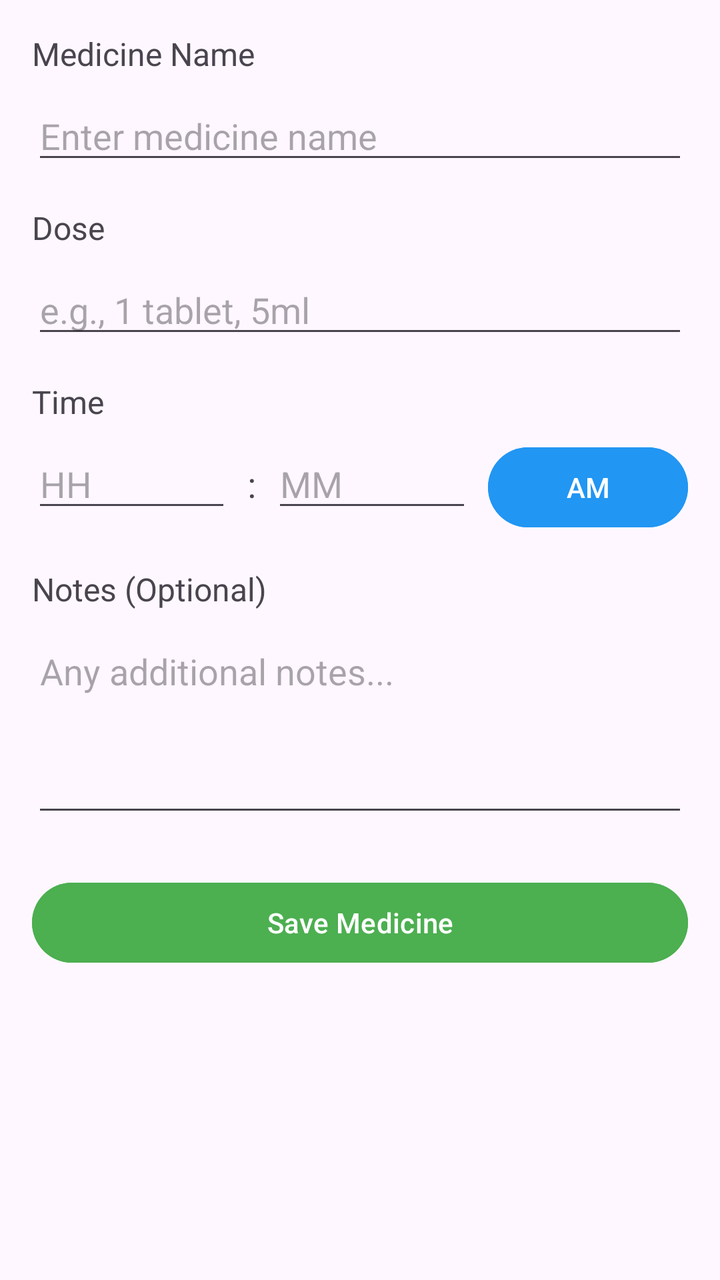
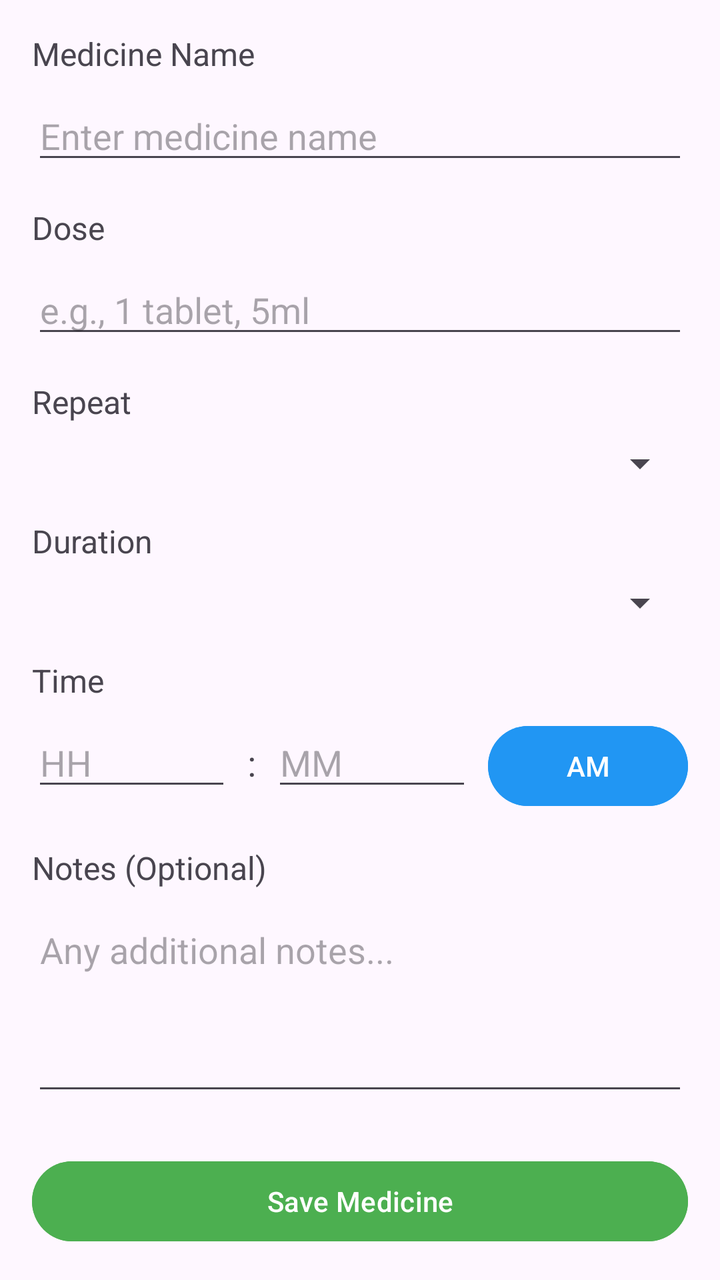

Two renders of the same Android screen: before a commit and after it. Below are the layout's source before the change and the commit's diff.
<!-- AndroidManifest.xml: application theme Theme.Material3.DayNight.NoActionBar -->
<!-- res/layout/activity_add_medicine.xml -->
<?xml version="1.0" encoding="utf-8"?>
<LinearLayout xmlns:android="http://schemas.android.com/apk/res/android"
    android:layout_width="match_parent"
    android:layout_height="match_parent"
    android:orientation="vertical"
    android:padding="16dp">

    
    <TextView
        android:layout_width="match_parent"
        android:layout_height="wrap_content"
        android:text="Medicine Name"
        android:textSize="16sp"
        android:layout_marginBottom="8dp" />

    <EditText
        android:id="@+id/nameInput"
        android:layout_width="match_parent"
        android:layout_height="wrap_content"
        android:hint="Enter medicine name"
        android:inputType="textCapWords"
        android:autofillHints="name" />

    
    <TextView
        android:layout_width="match_parent"
        android:layout_height="wrap_content"
        android:text="Dose"
        android:textSize="16sp"
        android:layout_marginTop="16dp"
        android:layout_marginBottom="8dp" />

    <EditText
        android:id="@+id/doseInput"
        android:layout_width="match_parent"
        android:layout_height="wrap_content"
        android:hint="e.g., 1 tablet, 5ml"
        android:inputType="text"
        android:autofillHints="none" />

    
    <TextView
        android:layout_width="match_parent"
        android:layout_height="wrap_content"
        android:text="Time"
        android:textSize="16sp"
        android:layout_marginTop="16dp"
        android:layout_marginBottom="8dp" />

    <LinearLayout
        android:layout_width="match_parent"
        android:layout_height="wrap_content"
        android:orientation="horizontal">

        
        <EditText
            android:id="@+id/hourInput"
            android:layout_width="0dp"
            android:layout_height="wrap_content"
            android:layout_weight="1"
            android:hint="HH"
            android:inputType="number"
            android:maxLength="2"
            android:autofillHints="none" />

        <TextView
            android:layout_width="wrap_content"
            android:layout_height="wrap_content"
            android:text=":"
            android:textSize="18sp"
            android:gravity="center"
            android:paddingStart="8dp"
            android:paddingEnd="8dp" />

        
        <EditText
            android:id="@+id/minuteInput"
            android:layout_width="0dp"
            android:layout_height="wrap_content"
            android:layout_weight="1"
            android:hint="MM"
            android:inputType="number"
            android:maxLength="2"
            android:autofillHints="none" />

        
        <Button
            android:id="@+id/ampmBtn"
            android:layout_width="0dp"
            android:layout_height="wrap_content"
            android:layout_weight="1"
            android:text="AM"
            android:layout_marginStart="8dp"
            android:backgroundTint="#2196F3"
            android:textColor="@android:color/white" />

    </LinearLayout>

    
    <TextView
        android:layout_width="match_parent"
        android:layout_height="wrap_content"
        android:text="Notes (Optional)"
        android:textSize="16sp"
        android:layout_marginTop="16dp"
        android:layout_marginBottom="8dp" />

    <EditText
        android:id="@+id/notesInput"
        android:layout_width="match_parent"
        android:layout_height="100dp"
        android:hint="Any additional notes..."
        android:inputType="textMultiLine"
        android:gravity="top"
        android:autofillHints="none" />

    
    <Button
        android:id="@+id/saveBtn"
        android:layout_width="match_parent"
        android:layout_height="wrap_content"
        android:text="Save Medicine"
        android:layout_marginTop="24dp"
        android:backgroundTint="#4CAF50"
        android:textColor="@android:color/white" />

</LinearLayout>
<!-- resources referenced by this layout -->
<resources>

</resources>

<!-- the commit's change to res/layout/activity_add_medicine.xml (unified diff, before → after) -->
@@ -1,127 +1,160 @@
 <?xml version="1.0" encoding="utf-8"?>
-<LinearLayout xmlns:android="http://schemas.android.com/apk/res/android"
+<ScrollView xmlns:android="http://schemas.android.com/apk/res/android"
     android:layout_width="match_parent"
     android:layout_height="match_parent"
-    android:orientation="vertical"
     android:padding="16dp">
-
-    
-    <TextView
-        android:layout_width="match_parent"
-        android:layout_height="wrap_content"
-        android:text="Medicine Name"
-        android:textSize="16sp"
-        android:layout_marginBottom="8dp" />
-
-    <EditText
-        android:id="@+id/nameInput"
-        android:layout_width="match_parent"
-        android:layout_height="wrap_content"
-        android:hint="Enter medicine name"
-        android:inputType="textCapWords"
-        android:autofillHints="name" />
-
-    
-    <TextView
-        android:layout_width="match_parent"
-        android:layout_height="wrap_content"
-        android:text="Dose"
-        android:textSize="16sp"
-        android:layout_marginTop="16dp"
-        android:layout_marginBottom="8dp" />
-
-    <EditText
-        android:id="@+id/doseInput"
-        android:layout_width="match_parent"
-        android:layout_height="wrap_content"
-        android:hint="e.g., 1 tablet, 5ml"
-        android:inputType="text"
-        android:autofillHints="none" />
-
-    
-    <TextView
-        android:layout_width="match_parent"
-        android:layout_height="wrap_content"
-        android:text="Time"
-        android:textSize="16sp"
-        android:layout_marginTop="16dp"
-        android:layout_marginBottom="8dp" />
 
     <LinearLayout
         android:layout_width="match_parent"
         android:layout_height="wrap_content"
-        android:orientation="horizontal">
+        android:orientation="vertical">
 
         
+        <TextView
+            android:layout_width="match_parent"
+            android:layout_height="wrap_content"
+            android:text="Medicine Name"
+            android:textSize="16sp"
+            android:layout_marginBottom="8dp" />
+
         <EditText
-            android:id="@+id/hourInput"
-            android:layout_width="0dp"
+            android:id="@+id/nameInput"
+            android:layout_width="match_parent"
             android:layout_height="wrap_content"
-            android:layout_weight="1"
-            android:hint="HH"
-            android:inputType="number"
-            android:maxLength="2"
+            android:hint="Enter medicine name"
+            android:inputType="textCapWords"
+            android:autofillHints="name" />
+
+        
+        <TextView
+            android:layout_width="match_parent"
+            android:layout_height="wrap_content"
+            android:text="Dose"
+            android:textSize="16sp"
+            android:layout_marginTop="16dp"
+            android:layout_marginBottom="8dp" />
+
+        <EditText
+            android:id="@+id/doseInput"
+            android:layout_width="match_parent"
+            android:layout_height="wrap_content"
+            android:hint="e.g., 1 tablet, 5ml"
+            android:inputType="text"
             android:autofillHints="none" />
 
+        
         <TextView
-            android:layout_width="wrap_content"
+            android:layout_width="match_parent"
             android:layout_height="wrap_content"
-            android:text=":"
-            android:textSize="18sp"
-            android:gravity="center"
-            android:paddingStart="8dp"
-            android:paddingEnd="8dp" />
+            android:text="Repeat"
+            android:textSize="16sp"
+            android:layout_marginTop="16dp"
+            android:layout_marginBottom="8dp" />
+
+        <Spinner
+            android:id="@+id/repeatSpinner"
+            android:layout_width="match_parent"
+            android:layout_height="wrap_content" />
 
         
+        <TextView
+            android:layout_width="match_parent"
+            android:layout_height="wrap_content"
+            android:text="Duration"
+            android:textSize="16sp"
+            android:layout_marginTop="16dp"
+            android:layout_marginBottom="8dp" />
+
+        <Spinner
+            android:id="@+id/durationSpinner"
+            android:layout_width="match_parent"
+            android:layout_height="wrap_content" />
+
+        
+        <TextView
+            android:layout_width="match_parent"
+            android:layout_height="wrap_content"
+            android:text="Time"
+            android:textSize="16sp"
+            android:layout_marginTop="16dp"
+            android:layout_marginBottom="8dp" />
+
+        <LinearLayout
+            android:layout_width="match_parent"
+            android:layout_height="wrap_content"
+            android:orientation="horizontal">
+
+            
+            <EditText
+                android:id="@+id/hourInput"
+                android:layout_width="0dp"
+                android:layout_height="wrap_content"
+                android:layout_weight="1"
+                android:hint="HH"
+                android:inputType="number"
+                android:maxLength="2"
+                android:autofillHints="none" />
+
+            <TextView
+                android:layout_width="wrap_content"
+                android:layout_height="wrap_content"
+                android:text=":"
+                android:textSize="18sp"
+                android:gravity="center"
+                android:paddingStart="8dp"
+                android:paddingEnd="8dp" />
+
+            
+            <EditText
+                android:id="@+id/minuteInput"
+                android:layout_width="0dp"
+                android:layout_height="wrap_content"
+                android:layout_weight="1"
+                android:hint="MM"
+                android:inputType="number"
+                android:maxLength="2"
+                android:autofillHints="none" />
+
+            
+            <Button
+                android:id="@+id/ampmBtn"
+                android:layout_width="0dp"
+                android:layout_height="wrap_content"
+                android:layout_weight="1"
+                android:text="AM"
+                android:layout_marginStart="8dp"
+                android:backgroundTint="#2196F3"
+                android:textColor="@android:color/white" />
+
+        </LinearLayout>
+
+        
+        <TextView
+            android:layout_width="match_parent"
+            android:layout_height="wrap_content"
+            android:text="Notes (Optional)"
+            android:textSize="16sp"
+            android:layout_marginTop="16dp"
+            android:layout_marginBottom="8dp" />
+
         <EditText
-            android:id="@+id/minuteInput"
-            android:layout_width="0dp"
-            android:layout_height="wrap_content"
-            android:layout_weight="1"
-            android:hint="MM"
-            android:inputType="number"
-            android:maxLength="2"
+            android:id="@+id/notesInput"
+            android:layout_width="match_parent"
+            android:layout_height="100dp"
+            android:hint="Any additional notes..."
+            android:inputType="textMultiLine"
+            android:gravity="top"
             android:autofillHints="none" />
 
         
         <Button
-            android:id="@+id/ampmBtn"
-            android:layout_width="0dp"
+            android:id="@+id/saveBtn"
+            android:layout_width="match_parent"
             android:layout_height="wrap_content"
-            android:layout_weight="1"
-            android:text="AM"
-            android:layout_marginStart="8dp"
-            android:backgroundTint="#2196F3"
+            android:text="Save Medicine"
+            android:layout_marginTop="24dp"
+            android:backgroundTint="#4CAF50"
             android:textColor="@android:color/white" />
 
     </LinearLayout>
-
-    
-    <TextView
-        android:layout_width="match_parent"
-        android:layout_height="wrap_content"
-        android:text="Notes (Optional)"
-        android:textSize="16sp"
-        android:layout_marginTop="16dp"
-        android:layout_marginBottom="8dp" />
-
-    <EditText
-        android:id="@+id/notesInput"
-        android:layout_width="match_parent"
-        android:layout_height="100dp"
-        android:hint="Any additional notes..."
-        android:inputType="textMultiLine"
-        android:gravity="top"
-        android:autofillHints="none" />
-
-    
-    <Button
-        android:id="@+id/saveBtn"
-        android:layout_width="match_parent"
-        android:layout_height="wrap_content"
-        android:text="Save Medicine"
-        android:layout_marginTop="24dp"
-        android:backgroundTint="#4CAF50"
-        android:textColor="@android:color/white" />
-
-</LinearLayout>
+</ScrollView>
